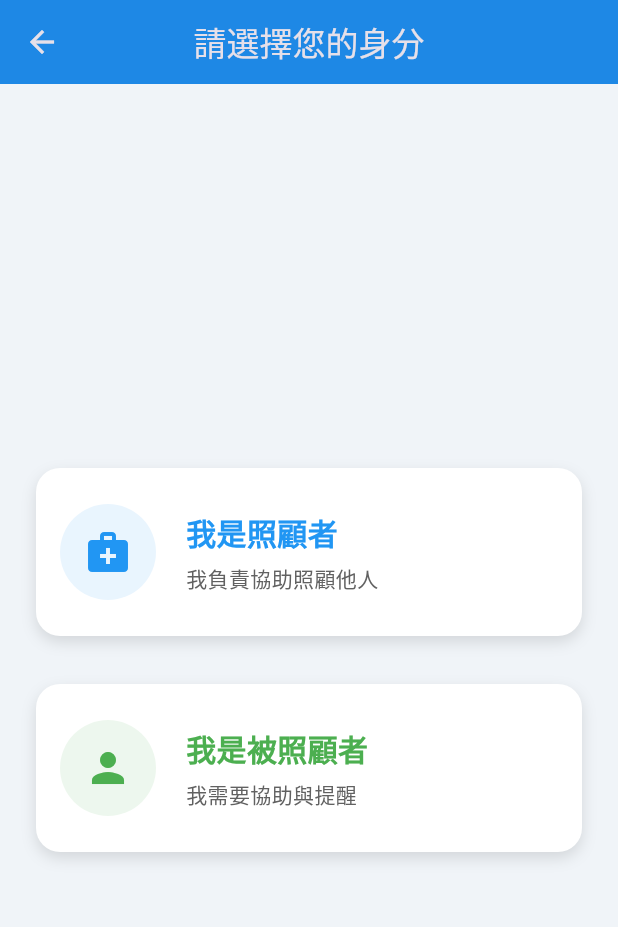
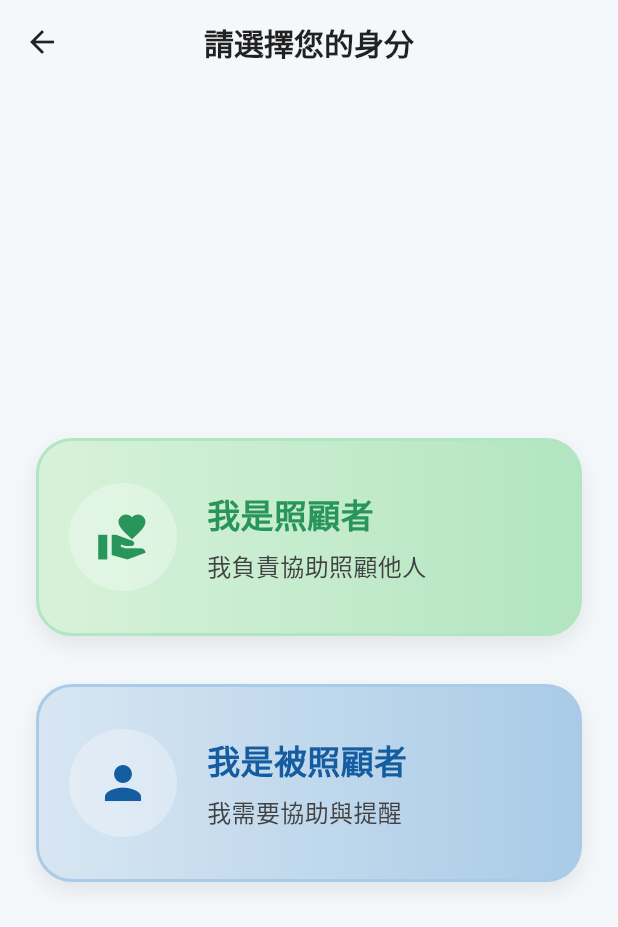
Before and after one commit to Hug00D/competing-club, a Flutter app: the RoleSelectionPage screen opened by its route, on a phone screen of 412 x 824 dp. Shown: the top 927 px of the screen. Run offline on Flutter 3.47's test engine with Material 3 defaults, Android fonts, the phone set to English and light mode, and no system bars; our stand-ins replace cloud_firestore, file_picker, firebase_auth, firebase_core, firebase_storage, flutter_local_notifications and 10 more; missing offline and left inert: android_intent_plus, crop_your_image, dart:html, record; accounts and stored records are empty; statements that could not run were skipped.

Commit message:
Add files via upload

```diff
--- a/lib/caregivers/role_selection_page.dart
+++ b/lib/caregivers/role_selection_page.dart
@@ -39,20 +39,20 @@ class _RoleSelectionPageState extends State<RoleSelectionPage> {
       await userDoc.set(dataToSave, SetOptions(merge: true));
       await flutterTts.speak("角色已確認並儲存");
 
-      if (!mounted) return; // ✅ 確保 context 還有效
+      if (!mounted) return;
       if (role == 'caregiver') {
         final caregiverDoc = await FirebaseFirestore.instance.collection('caregivers').doc(uid).get();
         final boundUsers = caregiverDoc.data()?['boundUsers'] ?? [];
 
         if (boundUsers.isEmpty) {
           if (!mounted) return;
-          Navigator.pushReplacementNamed(context, '/bindUser'); // 前往綁定頁
+          Navigator.pushReplacementNamed(context, '/bindUser');
         } else {
           if (!mounted) return;
-          Navigator.pushReplacementNamed(context, '/selectUser'); // 前往選擇對象頁
+          Navigator.pushReplacementNamed(context, '/selectUser');
         }
       } else {
-        Navigator.pushReplacementNamed(context, '/mainMenu'); // 被照顧者進主畫面
+        Navigator.pushReplacementNamed(context, '/mainMenu');
       }
     } else {
       setState(() {
@@ -63,46 +63,48 @@ class _RoleSelectionPageState extends State<RoleSelectionPage> {
     }
   }
 
-
-  Color transparentColor(Color color, int alpha) {
-    return Color.fromARGB(
-      alpha,
-      (color.r * 255.0).round() & 0xff,
-      (color.g * 255.0).round() & 0xff,
-      (color.b * 255.0).round() & 0xff,
-    );
-  }
-
   Widget _buildRoleCard({
     required String role,
     required IconData icon,
     required String title,
     required String subtitle,
-    required Color color,
+    required List<Color> selectedGradient,
+    required List<Color> unselectedGradient,
   }) {
     final isSelected = _selectedRole == role;
+
     return InkWell(
       onTap: () => _handleSelection(role),
-      borderRadius: BorderRadius.circular(16),
+      borderRadius: BorderRadius.circular(24),
       child: Container(
-        padding: const EdgeInsets.symmetric(vertical: 24, horizontal: 16),
+        padding: const EdgeInsets.symmetric(vertical: 28, horizontal: 20),
         decoration: BoxDecoration(
-          color: isSelected ? transparentColor(color, 51) : Colors.white,
-          borderRadius: BorderRadius.circular(16),
+          gradient: LinearGradient(
+            colors: isSelected ? selectedGradient : unselectedGradient,
+          ),
+          borderRadius: BorderRadius.circular(24),
           boxShadow: [
             BoxShadow(
-              color: Colors.black12,
-              blurRadius: 8,
-              offset: const Offset(0, 4),
+              color: Colors.black.withValues(alpha: 0.08),
+              blurRadius: 12,
+              offset: const Offset(0, 6),
             ),
           ],
+          border: Border.all(
+            color: isSelected ? selectedGradient.last : unselectedGradient.last,
+            width: 2,
+          ),
         ),
         child: Row(
           children: [
             CircleAvatar(
-              backgroundColor: transparentColor(color, 25),
-              radius: 32,
-              child: Icon(icon, size: 32, color: color),
+              radius: 36,
+              backgroundColor: Colors.white.withValues(alpha: 0.3),
+              child: Icon(
+                icon,
+                size: 36,
+                color: isSelected ? Colors.white : selectedGradient.last,
+              ),
             ),
             const SizedBox(width: 20),
             Expanded(
@@ -112,15 +114,20 @@ class _RoleSelectionPageState extends State<RoleSelectionPage> {
                   Text(
                     title,
                     style: TextStyle(
-                      fontSize: 20,
+                      fontSize: 22,
                       fontWeight: FontWeight.bold,
-                      color: color,
+                      color: isSelected ? Colors.white : selectedGradient.last,
                     ),
                   ),
-                  const SizedBox(height: 6),
+                  const SizedBox(height: 8),
                   Text(
                     subtitle,
-                    style: TextStyle(fontSize: 14, color: Colors.grey[700]),
+                    style: TextStyle(
+                      fontSize: 16,
+                      color: isSelected
+                          ? Colors.white.withValues(alpha: 0.9)
+                          : Colors.grey[800],
+                    ),
                   ),
                 ],
               ),
@@ -134,31 +141,52 @@ class _RoleSelectionPageState extends State<RoleSelectionPage> {
   @override
   Widget build(BuildContext context) {
     return Scaffold(
-      backgroundColor: const Color(0xFFF0F4F8),
+      backgroundColor: const Color(0xFFF4F8FB),
       appBar: AppBar(
-        title: const Text('請選擇您的身分'),
+        title: const Text(
+          '請選擇您的身分',
+          style: TextStyle(fontSize: 20, fontWeight: FontWeight.bold),
+        ),
         centerTitle: true,
-        backgroundColor: Colors.blue[600],
+        backgroundColor: Colors.transparent,
+        elevation: 0,
+        foregroundColor: Colors.black87,
       ),
       body: Padding(
         padding: const EdgeInsets.all(24.0),
         child: Column(
           mainAxisAlignment: MainAxisAlignment.center,
           children: [
+            // 照顧者（綠色系）
             _buildRoleCard(
               role: 'caregiver',
-              icon: Icons.medical_services,
+              icon: Icons.volunteer_activism,
               title: '我是照顧者',
               subtitle: '我負責協助照顧他人',
-              color: Colors.blue,
+              selectedGradient: [
+                const Color(0xFF2CEAA3),
+                const Color(0xFF28965A),
+              ],
+              unselectedGradient: [
+                const Color(0xFFD8F2DA),
+                const Color(0xFFB2E5C1),
+              ],
             ),
             const SizedBox(height: 32),
+            // 被照顧者（藍色系）
             _buildRoleCard(
               role: 'user',
               icon: Icons.person,
               title: '我是被照顧者',
               subtitle: '我需要協助與提醒',
-              color: Colors.green,
+              selectedGradient: [
+                const Color(0xFF4A90E2),
+                const Color(0xFF145DA0),
+              ],
+              unselectedGradient: [
+                const Color(0xFFD8E6F2),
+                const Color(0xFFA9CBE7),
+              ],
             ),
           ],
         ),
```
